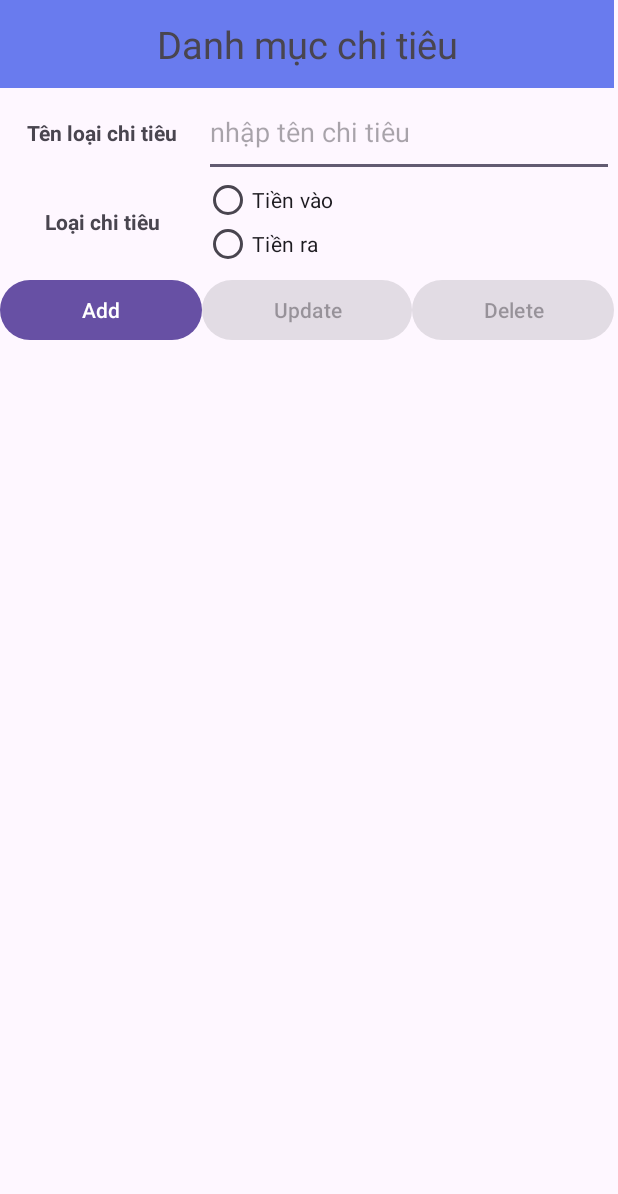
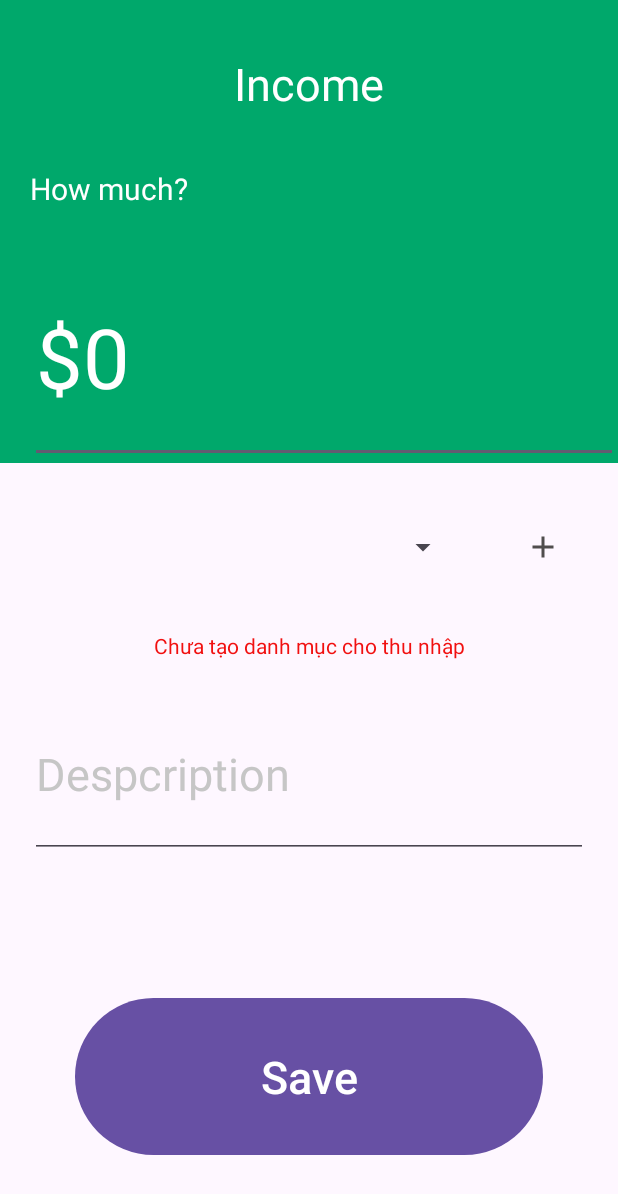
Before and after one commit to hungcoi2002tx/PRM392, an Android app: the screen it shows after launch (MainCategory before the commit, InCome_Add after it), on a phone screen of 412 x 824 dp. Shown: the top 1194 px of the screen. Run offline under Robolectric (Android 15) with nearby library versions, the phone set to English and light mode, and no system bars.

Commit message:
add income

```diff
--- a/app/src/main/AndroidManifest.xml
+++ b/app/src/main/AndroidManifest.xml
@@ -22,7 +22,7 @@
             android:name=".MainBudget"
             android:exported="false" />
         <activity
-            android:name=".InCome_Add"
+            android:name=".MainCategory"
             android:exported="false" />
         <activity
             android:name=".Expense_Add"
@@ -34,7 +34,7 @@
             android:name=".MainActivity"
             android:exported="false" />
         <activity
-            android:name=".MainCategory"
+            android:name=".InCome_Add"
             android:exported="true">
             <intent-filter>
                 <action android:name="android.intent.action.MAIN" />
--- a/app/src/main/java/com/fpt/hungnm/assigmentfinal/Dal/MyDbContext.java
+++ b/app/src/main/java/com/fpt/hungnm/assigmentfinal/Dal/MyDbContext.java
@@ -113,6 +113,29 @@ public class MyDbContext extends SQLiteOpenHelper {
             }
         }catch (Exception ex){
             Log.e(TAG,"MyDbContext - getAllCategory - " + ex.getMessage());
+        }
+        return list;
+    }
+
+    public List<Category> getAllCategoryByType(String type){
+        List<Category> list = new ArrayList<>();
+        try{
+            SQLiteDatabase sql = getReadableDatabase();
+            String whereClause = "IsIncome = ? ";
+            String[] whereArgs = {type};
+            String orderBy = "CreateDate DESC";
+            Cursor cs = sql.query(TABLE_CATEGORY,null,whereClause,whereArgs,null,null,orderBy);
+            while (cs != null && cs.moveToNext()){
+                int id = cs.getInt(0);
+                String title = cs.getString(1);
+                String isIncome = cs.getString(2);
+
+                long createDateMillis = cs.getLong(3);
+                Date createDate = new Date(createDateMillis);
+                list.add(new Category(id,title,isIncome,createDate));
+            }
+        }catch (Exception ex){
+            Log.e(TAG,"MyDbContext - getAllCategoryByType - " + ex.getMessage());
         }
         return list;
     }
--- a/app/src/main/java/com/fpt/hungnm/assigmentfinal/InCome_Add.java
+++ b/app/src/main/java/com/fpt/hungnm/assigmentfinal/InCome_Add.java
@@ -5,10 +5,21 @@ import androidx.appcompat.app.AppCompatActivity;
 import android.os.Bundle;
 import android.util.Log;
 import android.view.View;
+import android.widget.ArrayAdapter;
 import android.widget.Button;
 import android.widget.EditText;
+import android.widget.ImageView;
 import android.widget.Spinner;
 import android.widget.TextView;
+import android.widget.Toast;
+
+import com.fpt.hungnm.assigmentfinal.Dal.MyDbContext;
+import com.fpt.hungnm.assigmentfinal.Model.Category;
+import com.fpt.hungnm.assigmentfinal.Model.Transaction;
+
+import java.util.ArrayList;
+import java.util.Date;
+import java.util.List;
 
 public class InCome_Add extends AppCompatActivity {
     private static final String TAG ="Hungnm";
@@ -16,6 +27,15 @@ public class InCome_Add extends AppCompatActivity {
     private Button btnSave;
     private Spinner spCategory;
     private EditText edtDescription;
+
+    private MyDbContext myDbContext;
+    private TextView tvNoCategories;
+
+    private List<Category> categories;
+
+    private ImageView imgAddCategory;
+
+    private TextView tvError;
 
 
     @Override
@@ -25,20 +45,103 @@ public class InCome_Add extends AppCompatActivity {
             setContentView(R.layout.activity_in_come_add);
             bindingView();
             bindingAction();
+            bindingData();
         }catch (Exception ex){
             Log.e(TAG, "InCome_Add - onCreate - " + ex.getMessage());
+        }
+    }
+
+    private void bindingData() {
+        try{
+            myDbContext = new MyDbContext(this);
+            categories = myDbContext.getAllCategoryByType("INCOME");
+            List<String> titleCategories = new ArrayList<>();
+            for (Category item :
+                    categories) {
+                titleCategories.add(item.getTitle());
+            }
+            if(titleCategories.size() == 0 ){
+                tvNoCategories.setText("Chưa tạo danh mục cho thu nhập");
+            }else{
+                tvNoCategories.setText("");
+            }
+            spCategory.setAdapter(new ArrayAdapter<String>(this, android.R.layout.simple_spinner_item,titleCategories));
+        }catch (Exception ex){
+            Log.e(TAG, "InCome_Add - bindingData - " + ex.getMessage());
         }
     }
 
     private void bindingAction() {
         try{
             btnSave.setOnClickListener(this::onSaveClick);
+            imgAddCategory.setOnClickListener(this::onAddCategory);
         }catch (Exception ex){
             Log.e(TAG, "InCome_Add - bindingAction - " + ex.getMessage());
         }
     }
 
+    private void onAddCategory(View view) {
+    }
+
+    public Category getCategoryByTitle(String title) {
+        try{
+            for (Category category : categories) {
+                if (category.getTitle().equals(title)) {
+                    return category;
+                }
+            }
+        }catch (Exception ex){
+            Log.e(TAG, "InCome_Add - onSaveClick - " + ex.getMessage());
+        }
+        return null; // Trả về null nếu không tìm thấy Category có title tương ứng
+    }
     private void onSaveClick(View view) {
+        try{
+            if(!checkValid()){
+                tvError.setText("Không được để trường nào trống");
+            }else{
+                Transaction transaction = new Transaction();
+                Category category = getCategoryByTitle(spCategory.getSelectedItem().toString());
+                transaction.setCategory(String.valueOf(category.getId()));
+                transaction.setPrice(String.valueOf(edtMoney.getText()));
+                transaction.setTitle(edtDescription.getText().toString());
+                transaction.setIsIncome("INCOME");
+                Date currentDate = new Date();
+                transaction.setCreateDate(currentDate);
+                long result = myDbContext.addTransaction(transaction);
+                if(result == -1){
+                    Toast.makeText(this, "Thêm thất bại", Toast.LENGTH_SHORT).show();
+                }else{
+                    Toast.makeText(this, "Thêm thành công", Toast.LENGTH_SHORT).show();
+                    resetInput();
+                }
+            }
+
+        }catch (Exception ex){
+            Log.e(TAG, "InCome_Add - onSaveClick - " + ex.getMessage());
+        }
+    }
+
+    private boolean checkValid(){
+        try{
+            if(edtMoney.getText().equals("") || edtDescription.getText().equals("")){
+                return false;
+            }
+        }catch (Exception ex){
+            Log.e(TAG, "InCome_Add - checkValid - " + ex.getMessage());
+        }
+        return true;
+    }
+
+    private void resetInput(){
+        try{
+            edtMoney.setText("");
+            edtDescription.setText("");
+            tvError.setText("");
+            tvNoCategories.setText("");
+        }catch (Exception ex){
+            Log.e(TAG, "InCome_Add - resetInput - " + ex.getMessage());
+        }
     }
 
     private void bindingView() {
@@ -47,6 +150,10 @@ public class InCome_Add extends AppCompatActivity {
             btnSave = findViewById(R.id.btn_income_submit);
             spCategory = findViewById(R.id.spin_income_add_category);
             edtDescription = findViewById(R.id.tv_income_description);
+            tvError = findViewById(R.id.tv_addincome_error);
+            tvNoCategories = findViewById(R.id.tv_income_nocategory);
+            imgAddCategory = findViewById(R.id.img_income_add_category);
+
         }catch (Exception ex){
             Log.e(TAG, "InCome_Add - bindingView - " + ex.getMessage());
         }
--- /dev/null
+++ b/app/src/main/res/drawable/baseline_add_24.xml
@@ -0,0 +1,5 @@
+<vector android:height="24dp" android:tint="#504D4D"
+    android:viewportHeight="24" android:viewportWidth="24"
+    android:width="24dp" xmlns:android="http://schemas.android.com/apk/res/android">
+    <path android:fillColor="@android:color/white" android:pathData="M19,13h-6v6h-2v-6H5v-2h6V5h2v6h6v2z"/>
+</vector>
--- a/app/src/main/res/layout/activity_in_come_add.xml
+++ b/app/src/main/res/layout/activity_in_come_add.xml
@@ -33,7 +33,8 @@ android:orientation="vertical">
         android:textSize="20dp"
         android:textColor="@color/white"
         android:gravity="left"
-        android:layout_marginLeft="20dp"/>
+        android:layout_marginLeft="20dp"
+        />
     <EditText
         android:id="@+id/tv_income_money"
         android:layout_width="match_parent"
@@ -44,6 +45,7 @@ android:orientation="vertical">
         android:hint="$0"
         android:textColorHint="@color/white"
         android:textSize="55dp"
+        android:inputType="number"
         />
 </LinearLayout>
 
@@ -54,25 +56,52 @@ android:orientation="vertical">
     android:orientation="vertical">
 
     <!-- Nội dung của LinearLayout con 2 -->
+    <LinearLayout
+        android:layout_width="match_parent"
+        android:layout_height="0dp"
+        android:layout_weight="1"
+        android:orientation="horizontal"
+        >
+        <Spinner
+            android:id="@+id/spin_income_add_category"
+            android:layout_width="0dp"
+            android:layout_height="match_parent"
+            android:layout_weight="3"
+            android:layout_margin="5dp"/>
+       <ImageView
+           android:id="@+id/img_income_add_category"
+           android:layout_width="0dp"
+           android:layout_height="match_parent"
+           android:layout_weight="1"
+           android:src="@drawable/baseline_add_24"
+           android:scaleType="centerInside">
+       </ImageView>
+    </LinearLayout>
 
-    <Spinner
-        android:id="@+id/spin_income_add_category"
+    <TextView
+        android:id="@+id/tv_income_nocategory"
         android:layout_width="match_parent"
         android:layout_height="wrap_content"
-        android:layout_weight="1"
-        android:layout_margin="20dp"/>
+        android:textColor="@color/red"
+        android:gravity="center">
+
+    </TextView>
     <EditText
         android:id="@+id/tv_income_description"
         android:layout_width="match_parent"
         android:layout_height="0dp"
         android:layout_weight="1"
-        android:textColor="@color/xamden"
+        android:textColor="@color/white"
         android:layout_margin="20dp"
         android:hint="Despcription"
         android:textColorHint="@color/xamden"
         android:textSize="30dp"
         />
-
+    <TextView
+        android:id="@+id/tv_addincome_error"
+        android:layout_width="match_parent"
+        android:layout_height="wrap_content"
+        android:textColor="@color/red"></TextView>
     <Button
         android:id="@+id/btn_income_submit"
         android:layout_width="match_parent"
```
Also changed, not shown: app/src/main/java/com/fpt/hungnm/assigmentfinal/MainCategory.java (+25 -0 lines).
